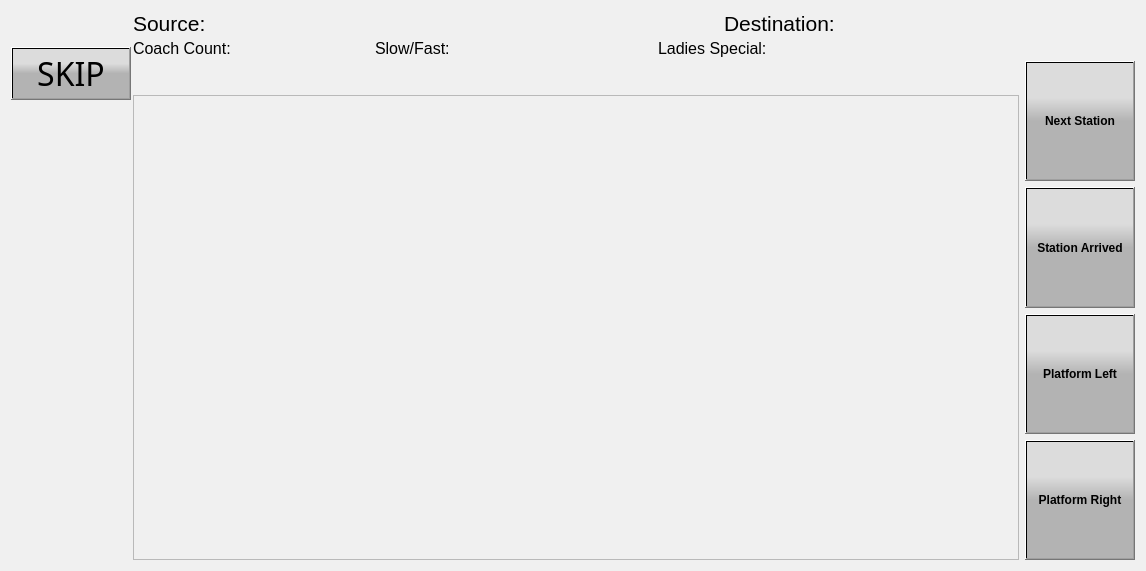
First picture: the form in train_route.ui, repository gurpartap007/qtmop, before the edit.
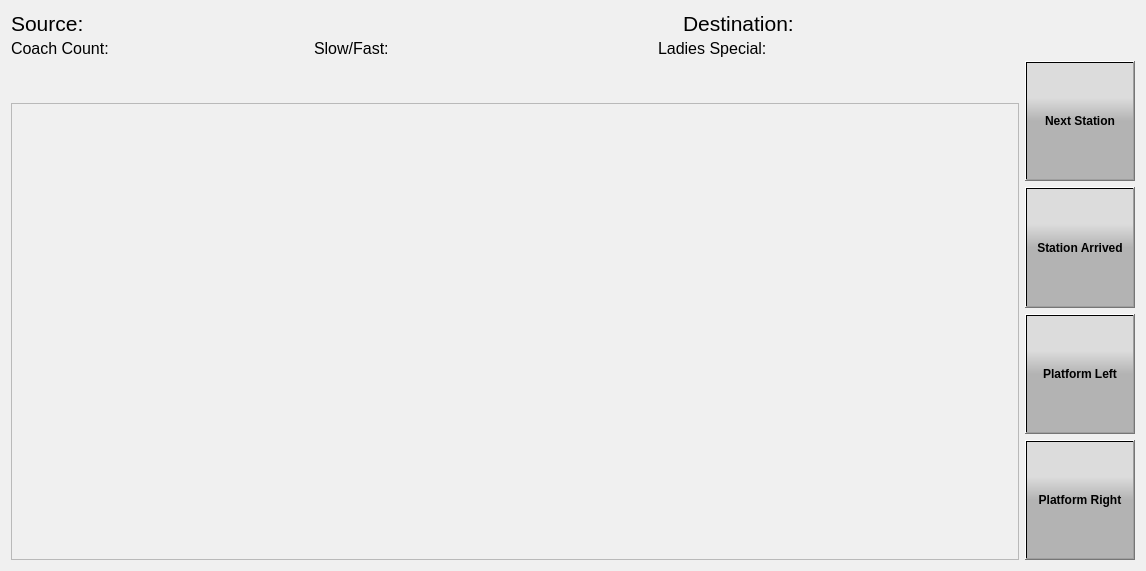
Second picture: the form after the edit.

Commit message: added station with skip button in front of each station

The edit to the form file:
```diff
--- a/train_route.ui
+++ b/train_route.ui
@@ -16,74 +16,7 @@
   <property name="styleSheet">
    <string notr="true">background-color: rgb(240, 240, 240);</string>
   </property>
-  <layout class="QHBoxLayout" name="horizontalLayout_9">
-   <item>
     <layout class="QHBoxLayout" name="horizontalLayout_8">
-     <property name="spacing">
-      <number>2</number>
-     </property>
-     <item>
-      <layout class="QVBoxLayout" name="verticalLayout_3">
-       <property name="spacing">
-        <number>8</number>
-       </property>
-       <item>
-        <spacer name="verticalSpacer">
-         <property name="orientation">
-          <enum>Qt::Vertical</enum>
-         </property>
-         <property name="sizeHint" stdset="0">
-          <size>
-           <width>20</width>
-           <height>22</height>
-          </size>
-         </property>
-        </spacer>
-       </item>
-       <item>
-        <widget class="QPushButton" name="skip_station">
-         <property name="minimumSize">
-          <size>
-           <width>120</width>
-           <height>51</height>
-          </size>
-         </property>
-         <property name="font">
-          <font>
-           <family>Rachana</family>
-           <pointsize>24</pointsize>
-          </font>
-         </property>
-         <property name="styleSheet">
-          <string notr="true">background-color: qlineargradient(spread:pad, x1:1, y1:0.5, x2:1, y2:0.3 stop:0 rgba(179, 179, 179, 255), stop:1 rgba(220, 220, 220, 255));
-color: rgb(0, 0,0);</string>
-         </property>
-         <property name="text">
-          <string>SKIP</string>
-         </property>
-         <property name="autoDefault">
-          <bool>false</bool>
-         </property>
-         <property name="flat">
-          <bool>false</bool>
-         </property>
-        </widget>
-       </item>
-       <item>
-        <spacer name="verticalSpacer_2">
-         <property name="orientation">
-          <enum>Qt::Vertical</enum>
-         </property>
-         <property name="sizeHint" stdset="0">
-          <size>
-           <width>20</width>
-           <height>460</height>
-          </size>
-         </property>
-        </spacer>
-       </item>
-      </layout>
-     </item>
      <item>
       <layout class="QVBoxLayout" name="verticalLayout_2">
        <item>
@@ -571,16 +504,14 @@
         </widget>
        </item>
        <item>
-        <widget class="QListView" name="station_names_list">
-         <property name="layoutDirection">
-          <enum>Qt::LeftToRight</enum>
-         </property>
-         <property name="horizontalScrollMode">
-          <enum>QAbstractItemView::ScrollPerPixel</enum>
-         </property>
-        </widget>
-       </item>
-      </layout>
+      <widget class="QListWidget" name="listWidget">
+       <property name="alternatingRowColors">
+        <bool>false</bool>
+       </property>
+       <property name="selectionBehavior">
+        <enum>QAbstractItemView::SelectItems</enum>
+       </property>
+      </widget>
      </item>
     </layout>
    </item>
```
Lines whose indentation alone changed are shown as unchanged. The commit also changes 4 other files.
